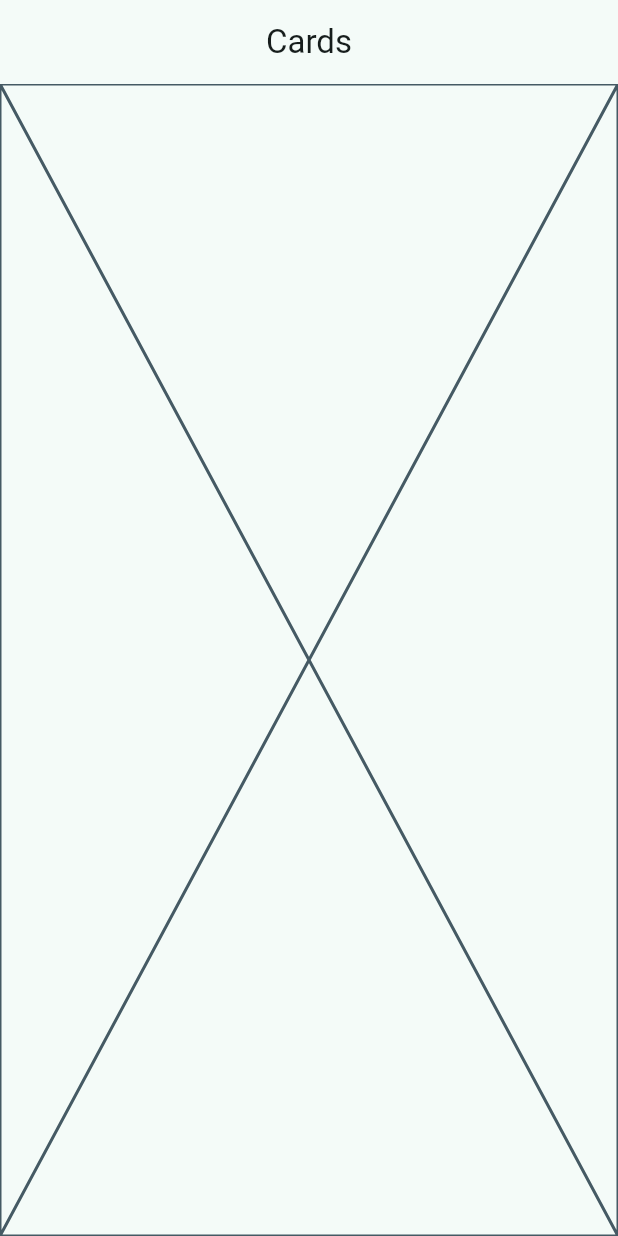
After one commit to gedrix/peliculas-app, a Flutter app: the CardsScreens screen opened by its route, on a phone screen of 412 x 824 dp. The commit adds this screen. Run offline on Flutter 3.47's test engine with Material 2 defaults, Android fonts, the light colour scheme and no system bars; our stand-ins replace animate_do, card_swiper, dio, go_router, video_player; missing offline and left inert: dart:ffi.

Commit message:
routas con go router

```diff
--- /dev/null
+++ b/widget_app/lib/config/presentation/screens/cards/cards_screens.dart
@@ -0,0 +1,17 @@
+
+import 'package:flutter/material.dart';
+import 'package:flutter/src/widgets/framework.dart';
+import 'package:flutter/src/widgets/placeholder.dart';
+
+class CardsScreens extends StatelessWidget {
+
+  const CardsScreens({super.key});
+
+  @override
+  Widget build(BuildContext context) {
+    return  Scaffold(
+      appBar: AppBar(title: const Text('Cards'),),
+      body: Placeholder(),
+    );
+  }
+}
--- /dev/null
+++ b/widget_app/lib/config/presentation/screens/screens.dart
@@ -0,0 +1,3 @@
+export 'package:widget_app/config/presentation/screens/buttons/buttons.screen.dart';
+export 'package:widget_app/config/presentation/screens/cards/cards_screens.dart';
+export 'package:widget_app/config/presentation/screens/home/home_screen.dart';
--- /dev/null
+++ b/widget_app/lib/config/router/app_router.dart
@@ -0,0 +1,26 @@
+import 'package:go_router/go_router.dart';
+
+import '../presentation/screens/screens.dart';
+
+
+// GoRouter configuration
+final appRouter = GoRouter(
+  initialLocation: '/',
+  routes: [
+    GoRoute(
+      path: '/',
+      builder: (context, state) => HomeScreen(),
+    ),
+
+    GoRoute(
+      path: '/buttons',
+      builder: (context, state) => ButtonsScren(),
+    ),
+
+
+    GoRoute(
+      path: '/cards',
+      builder: (context, state) => CardsScreens(),
+    ),
+  ],
+);
--- a/widget_app/lib/config/theme/app_theme.dart
+++ b/widget_app/lib/config/theme/app_theme.dart
@@ -13,12 +13,15 @@ Colors.deepPurple,
 class AppTheme {
   final int selectColor;
   AppTheme({
-     this.selectColor = 0,
+     this.selectColor = 1,
   }):assert(selectColor >=0, 'El color no existe'),
      assert(selectColor < colorList.length, 'El color no existe');
 
   ThemeData getTheme() => ThemeData(
     useMaterial3: true,
-    colorSchemeSeed: colorList[selectColor]
+    colorSchemeSeed: colorList[selectColor],
+    appBarTheme: const AppBarTheme(
+      centerTitle: true
+    )
   );
 }
--- a/widget_app/pubspec.yaml
+++ b/widget_app/pubspec.yaml
@@ -11,9 +11,10 @@ dependencies:
     sdk: flutter
 
 dev_dependencies:
+  flutter_lints: ^2.0.0
   flutter_test:
     sdk: flutter
-  flutter_lints: ^2.0.0
+  go_router: ^7.0.0
 
 flutter:
   uses-material-design: true
```
Also changed, not shown: widget_app/lib/config/menu/menu_items.dart (added, +31 -0 lines), widget_app/lib/config/presentation/screens/buttons/buttons.screen.dart (added, +17 -0 lines), widget_app/lib/config/presentation/screens/home/home_screen.dart (added, +67 -0 lines), widget_app/lib/main.dart (+8 -7 lines), widget_app/pubspec.lock.
